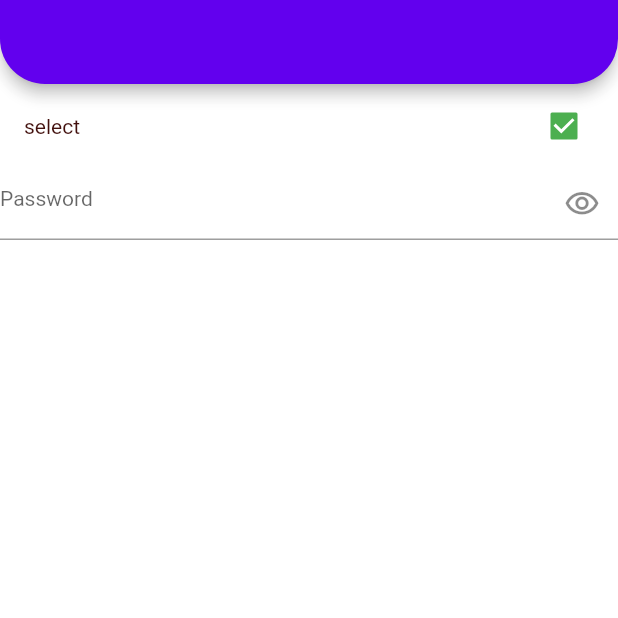
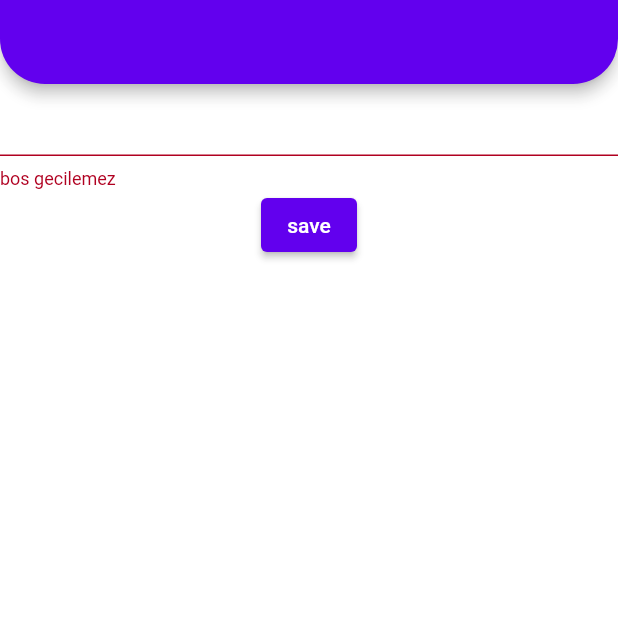
Before and after one commit to tahaturan/flutter_full_learn_vb, a Flutter app: the screen it shows after launch, on a phone screen of 412 x 824 dp, the top half of it. Run offline on Flutter 3.47's test engine with Material 2 defaults, Android fonts, the phone set to English and light mode, and no system bars; our stand-ins replace dio; missing offline and left inert: dart:ffi.

Commit message:
oop & extension & form validate

```diff
--- /dev/null
+++ b/lib/202/custom_exception.dart
@@ -0,0 +1,4 @@
+class FileDownloadException implements Exception {
+  @override
+  String toString() => 'File Download Has Failed';
+}
--- /dev/null
+++ b/lib/202/form_learn_view.dart
@@ -0,0 +1,47 @@
+import 'package:flutter/material.dart';
+
+class FormLearnView extends StatefulWidget {
+  const FormLearnView({super.key});
+
+  @override
+  State<FormLearnView> createState() => _FormLearnViewState();
+}
+
+class _FormLearnViewState extends State<FormLearnView> {
+  GlobalKey<FormState> _key = GlobalKey();
+  @override
+  Widget build(BuildContext context) {
+    return Scaffold(
+      appBar: AppBar(),
+      body: Form(
+        key: _key,
+        autovalidateMode: AutovalidateMode.always,
+        child: Column(
+          children: [
+            TextFormField(validator: FormFieldValidator().isNotEmpty),
+            ElevatedButton(
+              onPressed: () {
+                if (_key.currentState?.validate() ?? false) {
+                  print("okey");
+                }
+              },
+              child: const Text(
+                "save",
+              ),
+            ),
+          ],
+        ),
+      ),
+    );
+  }
+}
+
+class FormFieldValidator {
+  String? isNotEmpty(String? data) {
+    return (data?.isNotEmpty ?? false) ? null : ValidatorMessage._notEmpty;
+  }
+}
+
+class ValidatorMessage {
+  static const String _notEmpty = "bos gecilemez";
+}
--- a/lib/main.dart
+++ b/lib/main.dart
@@ -1,7 +1,7 @@
 import 'package:flutter/material.dart';
 import 'package:flutter_full_learn_vb/202/theme/light_theme.dart';
 
-import '202/theme_learn_view.dart';
+import '202/form_learn_view.dart';
 
 void main() {
   runApp(const MyApp());
@@ -42,7 +42,7 @@ class MyApp extends StatelessWidget {
       //       color: Colors.lightBlue[700],
       //     )),
       // * ******************
-      home: const ThemeLearnView(),
+      home: const FormLearnView(),
     );
   }
 }
--- a/pubspec.yaml
+++ b/pubspec.yaml
@@ -37,6 +37,7 @@ dependencies:
   # Use with the CupertinoIcons class for iOS style icons.
   cupertino_icons: ^1.0.2
   dio: ^4.0.6
+  url_launcher: ^6.1.6
 
 dev_dependencies:
   flutter_test:
```
Also changed, not shown: lib/202/animated_learn.dart (added, +134 -0 lines), lib/202/image_learn_202.dart (added, +32 -0 lines), lib/202/oop_learn.dart (added, +36 -0 lines), lib/202/oop_learn_view.dart (added, +33 -0 lines), lib/202/state_manager/state_learn_view_model.dart (added, +28 -0 lines), lib/202/state_manager/state_manager_learn_view.dart (added, +26 -0 lines), pubspec.lock, 6 other files.
